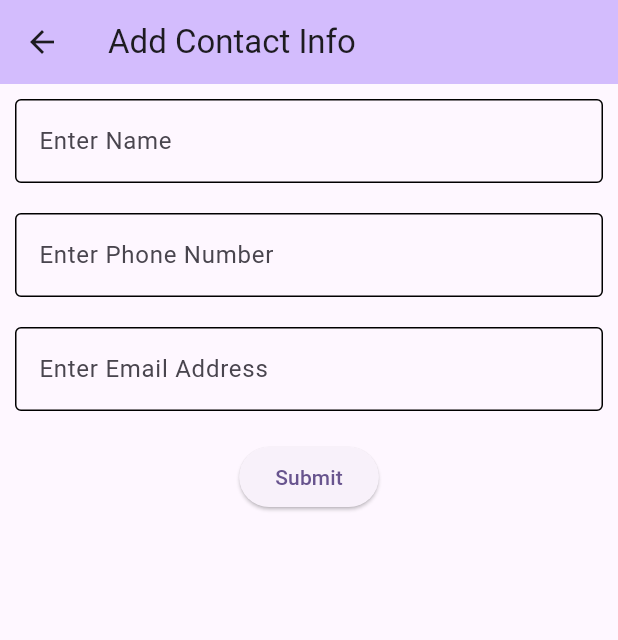
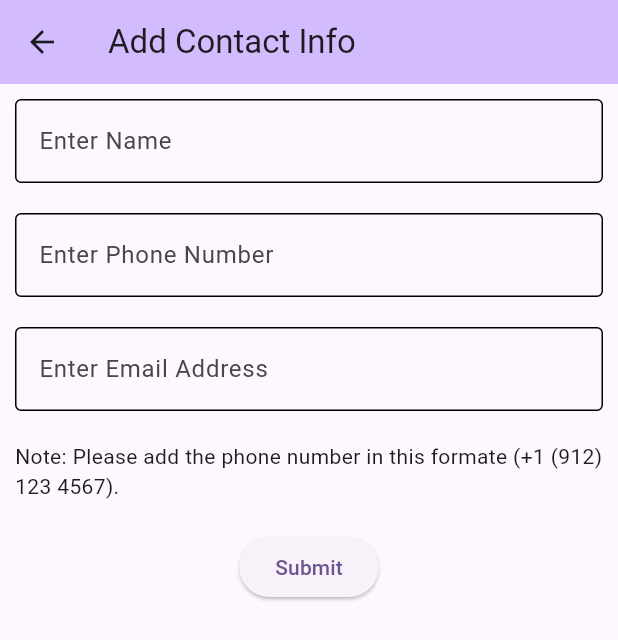
Before and after one commit to ravinwork/contact-view, a Flutter app: the AddContactView screen opened by its route, on a phone screen of 412 x 824 dp. Shown: the top 640 px of the screen. Run offline on Flutter 3.47's test engine with Material 3 defaults, Android fonts, the phone set to English and light mode, and no system bars; our stand-ins replace get.

Commit message:
Add the phone number note and sort condition when new contact are added.

```diff
--- a/lib/const/app_string.dart
+++ b/lib/const/app_string.dart
@@ -12,4 +12,6 @@ class AppString {
   static final validEmailText = 'Check your email address';
   static final valiePhoneText = 'Check your phone number';
   static final searchText = 'Search';
+  static final notePhoneNumberText =
+      'Note: Please add the phone number in this formate (+1 (912) 123 4567).';
 }
--- a/lib/view/add_contact_view.dart
+++ b/lib/view/add_contact_view.dart
@@ -64,6 +64,8 @@ class AddContactView extends GetView<ContactController> {
                     : AppString.validEmailText,
               ),
               SizedBox(height: 20),
+              Text(AppString.notePhoneNumberText),
+              SizedBox(height: 20),
               ElevatedButton(
                 onPressed: () {
                   if (_formKey.currentState?.validate() ?? false) {
```
Also changed, not shown: lib/controller/contact_controller.dart (+10 -0 lines).
